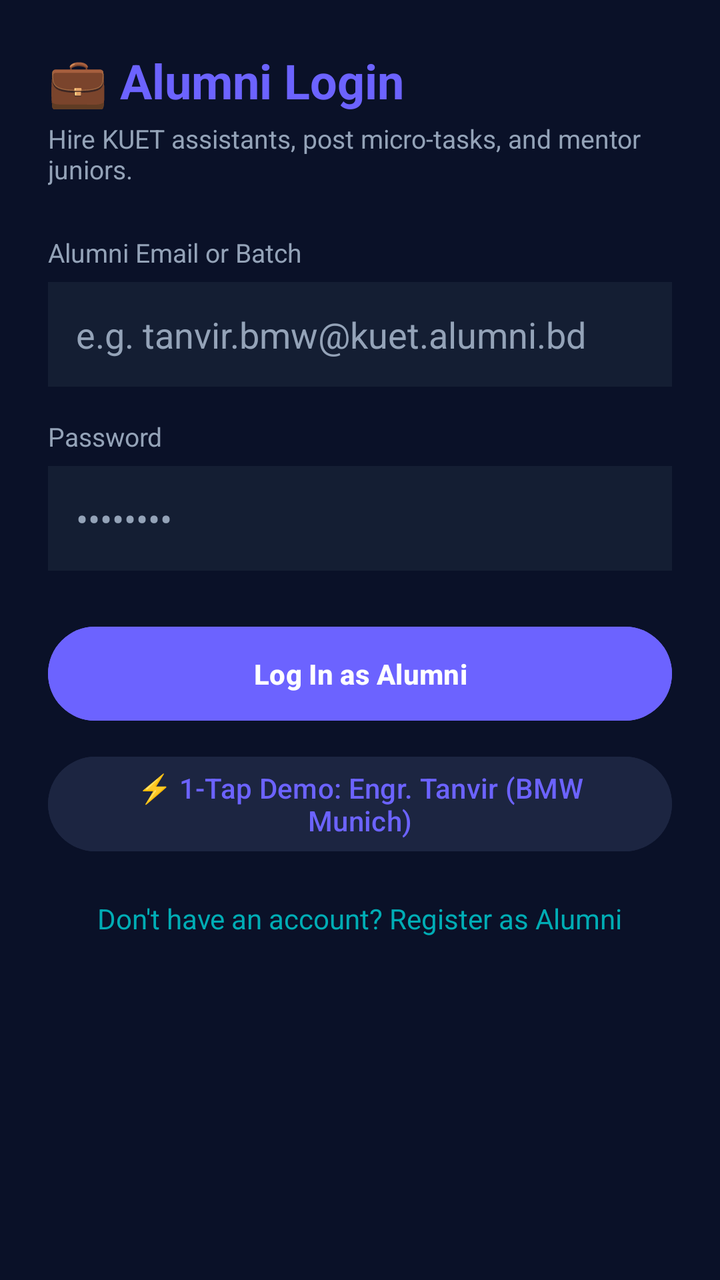
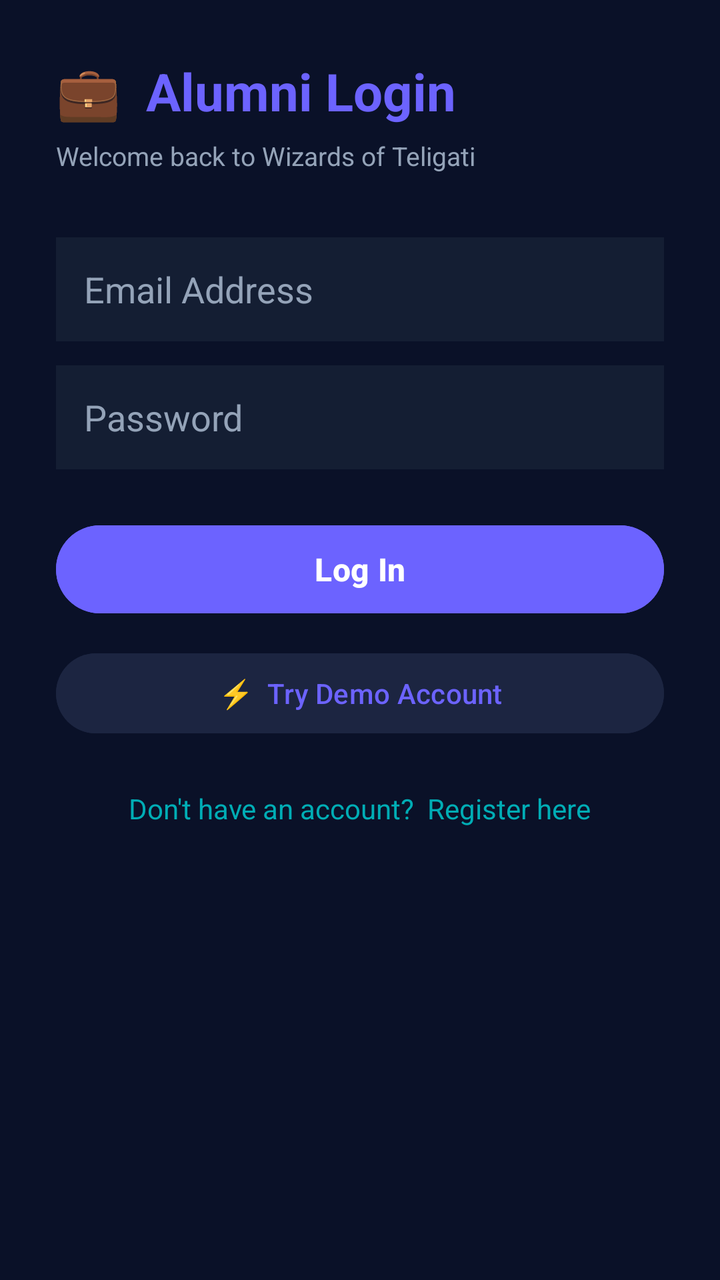

An Android layout rendered at two revisions. The XML below is the earlier revision; the diff shows what the commit changed to produce the second picture.
<!-- AndroidManifest.xml: activity theme Theme.WizardsOfTeligati -->
<!-- res/layout/activity_alumni_login.xml -->
<?xml version="1.0" encoding="utf-8"?>
<ScrollView xmlns:android="http://schemas.android.com/apk/res/android"
    android:layout_width="match_parent"
    android:layout_height="match_parent"
    android:background="@color/deep_navy"
    android:fillViewport="true">

    <LinearLayout
        android:layout_width="match_parent"
        android:layout_height="wrap_content"
        android:orientation="vertical"
        android:padding="24dp">

        <TextView
            android:layout_width="wrap_content"
            android:layout_height="wrap_content"
            android:text="💼 Alumni Login"
            android:textColor="@color/accent_purple"
            android:textSize="24sp"
            android:textStyle="bold" />

        <TextView
            android:layout_width="wrap_content"
            android:layout_height="wrap_content"
            android:layout_marginTop="4dp"
            android:text="Hire KUET assistants, post micro-tasks, and mentor juniors."
            android:textColor="@color/text_secondary"
            android:textSize="13sp" />

        <TextView
            android:layout_width="wrap_content"
            android:layout_height="wrap_content"
            android:layout_marginTop="24dp"
            android:text="Alumni Email or Batch"
            android:textColor="@color/text_secondary"
            android:textSize="13sp" />

        <EditText
            android:id="@+id/etAlumniEmail"
            android:layout_width="match_parent"
            android:layout_height="wrap_content"
            android:layout_marginTop="6dp"
            android:background="@color/card_dark"
            android:hint="e.g. tanvir.bmw@kuet.alumni.bd"
            android:inputType="textEmailAddress"
            android:padding="14dp"
            android:textColor="@color/text_primary"
            android:textColorHint="@color/text_secondary" />

        <TextView
            android:layout_width="wrap_content"
            android:layout_height="wrap_content"
            android:layout_marginTop="16dp"
            android:text="Password"
            android:textColor="@color/text_secondary"
            android:textSize="13sp" />

        <EditText
            android:id="@+id/etAlumniPassword"
            android:layout_width="match_parent"
            android:layout_height="wrap_content"
            android:layout_marginTop="6dp"
            android:background="@color/card_dark"
            android:hint="••••••••"
            android:inputType="textPassword"
            android:padding="14dp"
            android:textColor="@color/text_primary"
            android:textColorHint="@color/text_secondary" />

        <Button
            android:id="@+id/btnLoginAlumni"
            android:layout_width="match_parent"
            android:layout_height="wrap_content"
            android:layout_marginTop="24dp"
            android:backgroundTint="@color/accent_purple"
            android:padding="14dp"
            android:text="Log In as Alumni"
            android:textColor="@color/white"
            android:textStyle="bold" />

        <Button
            android:id="@+id/btnAlumniDemo"
            android:layout_width="match_parent"
            android:layout_height="wrap_content"
            android:layout_marginTop="10dp"
            android:backgroundTint="@color/indigo_dark"
            android:text="⚡ 1-Tap Demo: Engr. Tanvir (BMW Munich)"
            android:textColor="@color/accent_purple" />

        <TextView
            android:id="@+id/tvGoToAlumniRegister"
            android:layout_width="wrap_content"
            android:layout_height="wrap_content"
            android:layout_gravity="center_horizontal"
            android:layout_marginTop="20dp"
            android:text="Don't have an account? Register as Alumni"
            android:textColor="@color/mystic_cyan"
            android:textSize="14sp" />
    </LinearLayout>
</ScrollView>
<!-- resources referenced by this layout -->
<resources>
  <color name="accent_purple">#6C63FF</color>
  <color name="card_dark">#141E33</color>
  <color name="deep_navy">#0A1128</color>
  <color name="indigo_dark">#1C2541</color>
  <color name="mystic_cyan">#00ADB5</color>
  <color name="text_primary">#F1F5F9</color>
  <color name="text_secondary">#94A3B8</color>
  <color name="white">#FFFFFF</color>
  <style name="Theme.WizardsOfTeligati" parent="Theme.Material3.DayNight.NoActionBar">
          <item name="colorPrimary">@color/mystic_cyan</item>
          <item name="colorSecondary">@color/accent_purple</item>
          <item name="android:windowBackground">@color/deep_navy</item>
          <item name="colorSurface">@color/card_dark</item>
          <item name="colorOnSurface">@color/text_primary</item>
          <item name="colorOnPrimary">@color/deep_navy</item>
      </style>
</resources>

<!-- the commit's change to res/layout/activity_alumni_login.xml (unified diff, before → after) -->
@@ -9,92 +9,77 @@
         android:layout_width="match_parent"
         android:layout_height="wrap_content"
         android:orientation="vertical"
-        android:padding="24dp">
+        android:padding="28dp">
 
         <TextView
             android:layout_width="wrap_content"
             android:layout_height="wrap_content"
-            android:text="💼 Alumni Login"
+            android:text="💼  Alumni Login"
             android:textColor="@color/accent_purple"
-            android:textSize="24sp"
-            android:textStyle="bold" />
+            android:textSize="26sp"
+            android:textStyle="bold"
+            android:layout_marginBottom="6dp"/>
 
         <TextView
             android:layout_width="wrap_content"
             android:layout_height="wrap_content"
-            android:layout_marginTop="4dp"
-            android:text="Hire KUET assistants, post micro-tasks, and mentor juniors."
+            android:text="Welcome back to Wizards of Teligati"
             android:textColor="@color/text_secondary"
-            android:textSize="13sp" />
-
-        <TextView
-            android:layout_width="wrap_content"
-            android:layout_height="wrap_content"
-            android:layout_marginTop="24dp"
-            android:text="Alumni Email or Batch"
-            android:textColor="@color/text_secondary"
-            android:textSize="13sp" />
+            android:textSize="13sp"
+            android:layout_marginBottom="32dp"/>
 
         <EditText
             android:id="@+id/etAlumniEmail"
             android:layout_width="match_parent"
-            android:layout_height="wrap_content"
-            android:layout_marginTop="6dp"
+            android:layout_height="52dp"
             android:background="@color/card_dark"
-            android:hint="e.g. tanvir.bmw@kuet.alumni.bd"
+            android:hint="Email Address"
             android:inputType="textEmailAddress"
             android:padding="14dp"
             android:textColor="@color/text_primary"
-            android:textColorHint="@color/text_secondary" />
-
-        <TextView
-            android:layout_width="wrap_content"
-            android:layout_height="wrap_content"
-            android:layout_marginTop="16dp"
-            android:text="Password"
-            android:textColor="@color/text_secondary"
-            android:textSize="13sp" />
+            android:textColorHint="@color/text_secondary"
+            android:layout_marginBottom="12dp"/>
 
         <EditText
             android:id="@+id/etAlumniPassword"
             android:layout_width="match_parent"
-            android:layout_height="wrap_content"
-            android:layout_marginTop="6dp"
+            android:layout_height="52dp"
             android:background="@color/card_dark"
-            android:hint="••••••••"
+            android:hint="Password"
             android:inputType="textPassword"
             android:padding="14dp"
             android:textColor="@color/text_primary"
-            android:textColorHint="@color/text_secondary" />
+            android:textColorHint="@color/text_secondary"
+            android:layout_marginBottom="24dp"/>
 
         <Button
             android:id="@+id/btnLoginAlumni"
             android:layout_width="match_parent"
-            android:layout_height="wrap_content"
-            android:layout_marginTop="24dp"
+            android:layout_height="52dp"
             android:backgroundTint="@color/accent_purple"
-            android:padding="14dp"
-            android:text="Log In as Alumni"
+            android:text="Log In"
             android:textColor="@color/white"
-            android:textStyle="bold" />
+            android:textSize="16sp"
+            android:textStyle="bold"
+            android:layout_marginBottom="12dp"/>
 
         <Button
             android:id="@+id/btnAlumniDemo"
             android:layout_width="match_parent"
-            android:layout_height="wrap_content"
-            android:layout_marginTop="10dp"
+            android:layout_height="48dp"
             android:backgroundTint="@color/indigo_dark"
-            android:text="⚡ 1-Tap Demo: Engr. Tanvir (BMW Munich)"
-            android:textColor="@color/accent_purple" />
+            android:text="⚡  Try Demo Account"
+            android:textColor="@color/accent_purple"
+            android:layout_marginBottom="24dp"/>
 
         <TextView
             android:id="@+id/tvGoToAlumniRegister"
             android:layout_width="wrap_content"
             android:layout_height="wrap_content"
             android:layout_gravity="center_horizontal"
-            android:layout_marginTop="20dp"
-            android:text="Don't have an account? Register as Alumni"
+            android:text="Don't have an account?  Register here"
             android:textColor="@color/mystic_cyan"
             android:textSize="14sp" />
+
     </LinearLayout>
 </ScrollView>
